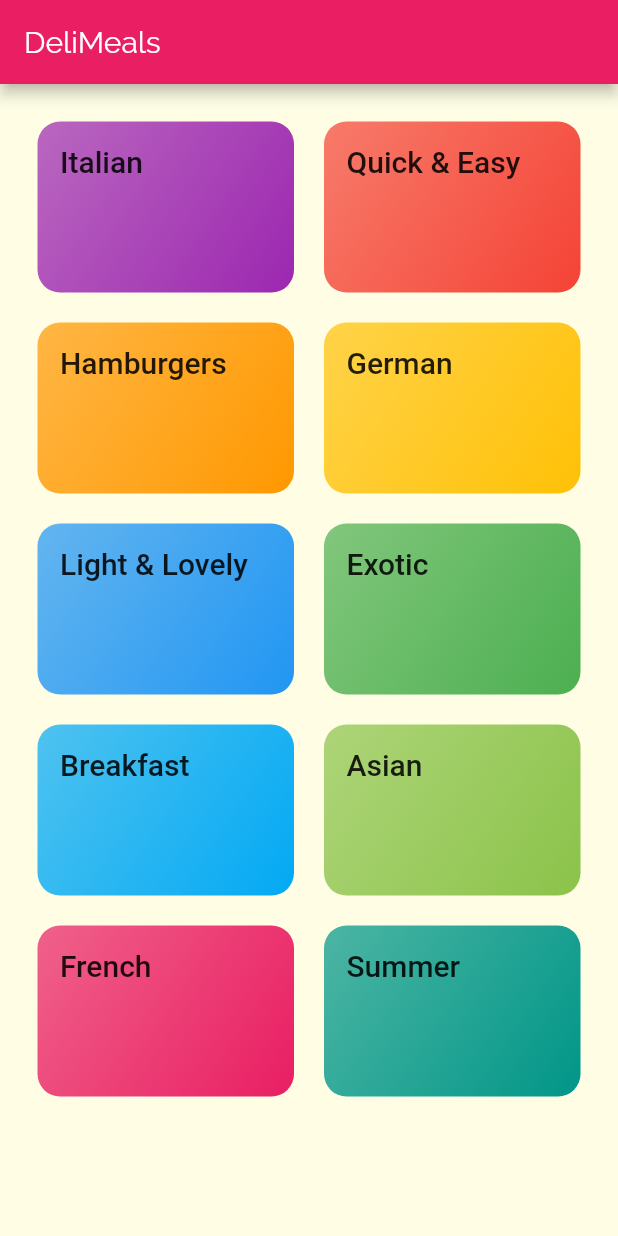
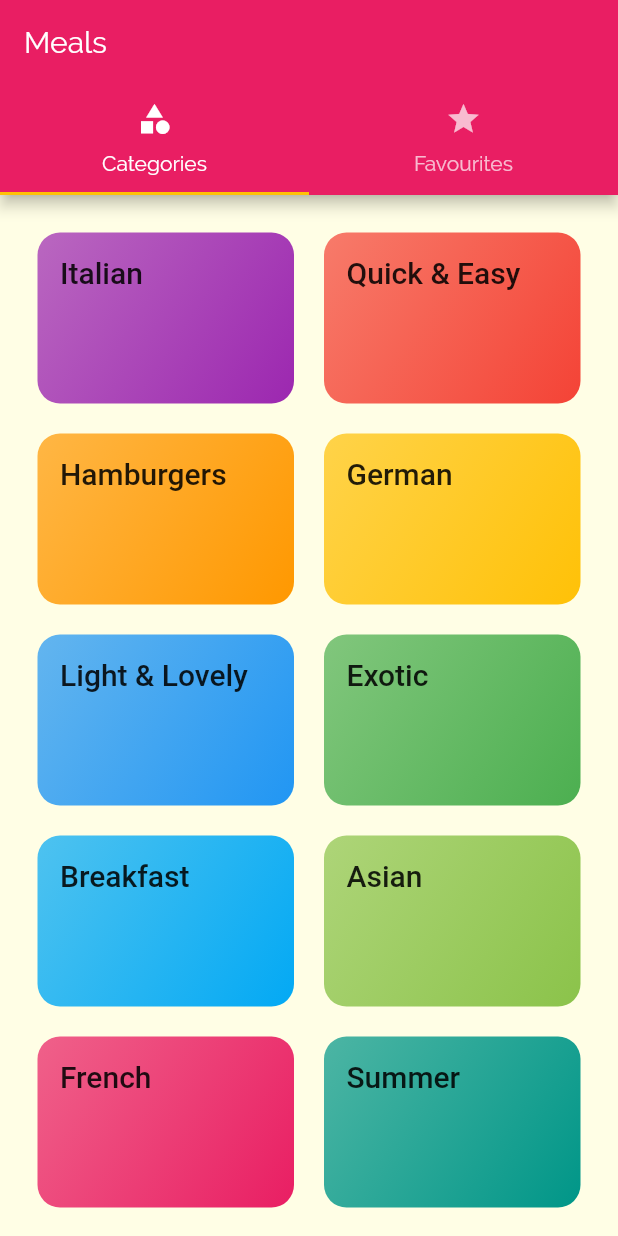
Before and after one commit to sahyun1/meals, a Flutter app: the screen it shows after launch, on a phone screen of 412 x 824 dp. Run offline on Flutter 3.47's test engine with Material 2 defaults, Android fonts, the phone set to English and light mode, and no system bars.

Commit message:
added tabs

```diff
--- a/lib/main.dart
+++ b/lib/main.dart
@@ -1,4 +1,5 @@
 import 'package:flutter/material.dart';
+import 'screens/tabs_screen.dart';
 import 'screens/meal_detail_screen.dart';
 import 'screens/category_meals_screen.dart';
 import 'screens/categories_screen.dart';
@@ -24,7 +25,7 @@ class MyApp extends StatelessWidget {
                     fontSize: 20,
                     fontWeight: FontWeight.bold),
               )),
-      home: CategoriesScreen(),
+      home: TabsScreen(),
       // initialRoute: '/category-meals', change home
       routes: {
         CategoryMealsScreen.ROUTE_NAME: (ctx) => CategoryMealsScreen(),
--- a/lib/screens/categories_screen.dart
+++ b/lib/screens/categories_screen.dart
@@ -7,11 +7,7 @@ class CategoriesScreen extends StatelessWidget {
 
   @override
   Widget build(BuildContext context) {
-    return Scaffold(
-      appBar: AppBar(
-        title: const Text('DeliMeals'),
-      ),
-      body: GridView(
+    return GridView(
       padding: const EdgeInsets.all(25),
       children: DUMMY_CATEGORIES
           .map((catData) => CategoryItem(
@@ -25,7 +21,6 @@ class CategoriesScreen extends StatelessWidget {
           childAspectRatio: 3 / 2,
           crossAxisSpacing: 20,
           mainAxisSpacing: 20),
-      ),
     );
   }
 }
--- /dev/null
+++ b/lib/screens/favourites_screen.dart
@@ -0,0 +1,10 @@
+import 'package:flutter/material.dart';
+
+class FavouritesScreen extends StatelessWidget {
+  // const FavouritesScreen({ Key? key }) : super(key: key);
+
+  @override
+  Widget build(BuildContext context) {
+    return Center(child: Text('AAA'));
+  }
+}
--- /dev/null
+++ b/lib/screens/tabs_screen.dart
@@ -0,0 +1,40 @@
+import 'package:flutter/material.dart';
+import 'package:flutter_complete_guide/screens/favourites_screen.dart';
+import 'categories_screen.dart';
+
+class TabsScreen extends StatefulWidget {
+  //const TabsScreen({ Key? key }) : super(key: key);
+
+  @override
+  _TabsScreenState createState() => _TabsScreenState();
+}
+
+class _TabsScreenState extends State<TabsScreen> {
+  @override
+  Widget build(BuildContext context) {
+    return DefaultTabController(
+        length: 2,
+        child: Scaffold(
+            appBar: AppBar(
+              title: Text('Meals'),
+              bottom: TabBar(
+                tabs: [
+                  Tab(
+                    icon: Icon(Icons.category),
+                    text: 'Categories',
+                  ),
+                  Tab(
+                    icon: Icon(Icons.star),
+                    text: 'Favourites',
+                  )
+                ],
+              ),
+            ),
+            body: TabBarView(
+              children: [
+                CategoriesScreen(),
+                FavouritesScreen(),
+              ],
+            )));
+  }
+}
```
Lines whose indentation alone changed are shown as unchanged.
